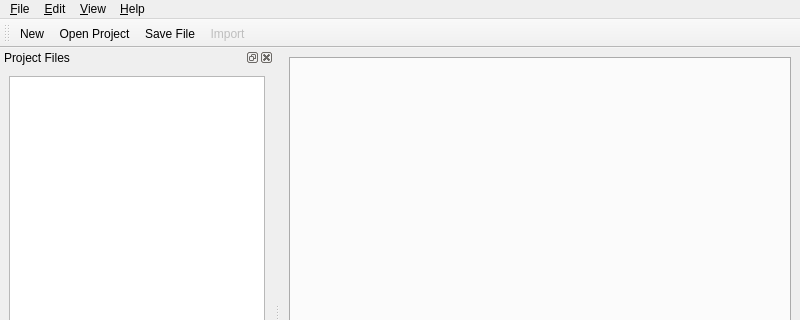
The window that mainwindow.ui (gtalent/wombat-editor) describes before a commit, drawn with Qt 5; both pictures show x 0 to 800 and y 0 to 320 of the 800 by 600 pixel window.
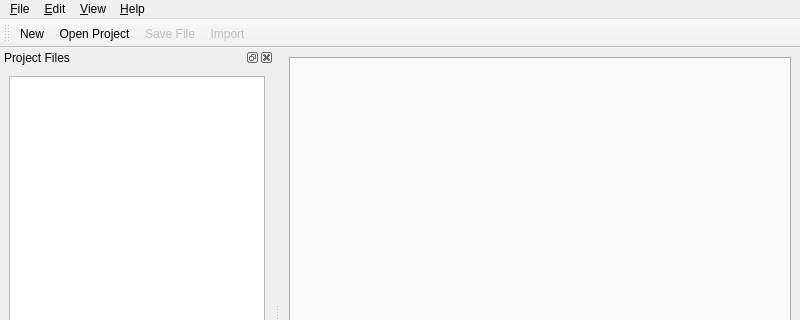
The same window after the commit. Icons and pictures are not drawn.

Commit message: Added support for enabling and disabling save button when files are changed and saved.

```diff
--- a/mainwindow.ui
+++ b/mainwindow.ui
@@ -123,6 +123,9 @@
    <addaction name="menuHelp"/>
   </widget>
   <action name="actionSave">
+   <property name="enabled">
+    <bool>false</bool>
+   </property>
    <property name="text">
     <string>&amp;Save File</string>
    </property>
```
Left out of the diff: 2 changed lines with no effect on the pictures. The commit also changes 2 other files.
